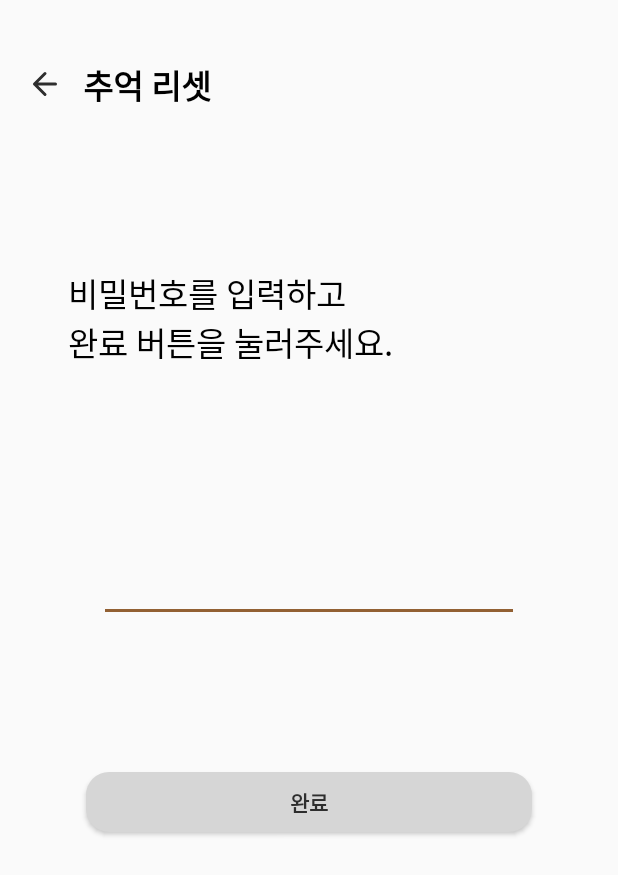
After one commit to kmujm/Capsule, an Android app: the ResetCheckPWActivity screen opened directly, with no data from a screen before it, on a phone screen of 412 x 824 dp. The commit adds this screen. Shown: the top 875 px of the screen. Run offline under Robolectric (Android 15) with nearby library versions, the phone set to English and light mode, and no system bars.

Commit message:
비밀번호 입력 화면 구현

```diff
--- a/app/src/main/AndroidManifest.xml
+++ b/app/src/main/AndroidManifest.xml
@@ -14,6 +14,9 @@
         android:roundIcon="@mipmap/ic_launcher_round"
         android:supportsRtl="true"
         android:theme="@style/Theme.Capsule">
+        <activity
+            android:name=".ResetCheckPWActivity"
+            android:exported="false" />
         <activity
             android:name=".CapsuleResetActivity"
             android:exported="false" />
--- a/app/src/main/java/com/example/capsule/CapsuleResetActivity.kt
+++ b/app/src/main/java/com/example/capsule/CapsuleResetActivity.kt
@@ -1,14 +1,14 @@
 package com.example.capsule
 
+import android.content.Intent
 import android.graphics.Color
 import android.graphics.Typeface
 import android.os.Bundle
 import android.text.Spannable
 import android.text.SpannableString
 import android.text.style.ForegroundColorSpan
-import android.text.style.RelativeSizeSpan
 import android.text.style.StyleSpan
-import android.util.Log
+import android.widget.Button
 import android.widget.TextView
 import androidx.appcompat.app.AppCompatActivity
 import com.google.firebase.auth.FirebaseAuth
@@ -34,6 +34,16 @@ class CapsuleResetActivity : AppCompatActivity() {
     private val tvMessage: TextView by lazy {
         findViewById(R.id.message)
     }
+    private val btnProgress: Button by lazy {
+        findViewById(R.id.btn_progress)
+    }
+    private val btnCancel: Button by lazy {
+        findViewById(R.id.btn_cancel)
+    }
+    private val btnBack: Button by lazy {
+        findViewById(R.id.btn_Back)
+    }
+
 
     override fun onCreate(savedInstanceState: Bundle?) {
         super.onCreate(savedInstanceState)
@@ -42,6 +52,9 @@ class CapsuleResetActivity : AppCompatActivity() {
         // uid = user!!.uid
         initUsername()
         initMessage()
+        initProgressButton()
+        initCancelButton()
+        initBackButton()
     }
 
     private fun initUsername() {
@@ -85,4 +98,23 @@ class CapsuleResetActivity : AppCompatActivity() {
             tvMessage.setText(spannableString)
         }
     }
+
+    private fun initProgressButton() {
+        btnProgress.setOnClickListener {
+            val intent = Intent(this, ResetCheckPWActivity::class.java)
+            startActivity(intent)
+        }
+    }
+
+    private fun initCancelButton() {
+        btnCancel.setOnClickListener {
+            finish()
+        }
+    }
+
+    private fun initBackButton() {
+        btnBack.setOnClickListener {
+            finish()
+        }
+    }
 }
--- /dev/null
+++ b/app/src/main/java/com/example/capsule/ResetCheckPWActivity.kt
@@ -0,0 +1,54 @@
+package com.example.capsule
+
+import androidx.appcompat.app.AppCompatActivity
+import android.os.Bundle
+import android.text.Editable
+import android.text.TextWatcher
+import android.view.View
+import android.widget.Button
+import android.widget.EditText
+import androidx.appcompat.widget.AppCompatButton
+
+class ResetCheckPWActivity : AppCompatActivity(), TextWatcher {
+    private val pw: EditText by lazy {
+        findViewById(R.id.pw)
+    }
+    private val btnComplete: AppCompatButton by lazy {
+        findViewById(R.id.btn_complete)
+    }
+    private val btnBack: Button by lazy {
+        findViewById(R.id.btn_Back)
+    }
+
+    override fun onCreate(savedInstanceState: Bundle?) {
+        super.onCreate(savedInstanceState)
+        setContentView(R.layout.activity_reset_check_pw)
+
+        pw.addTextChangedListener(this)
+
+        initBackButton()
+    }
+
+    override fun beforeTextChanged(p0: CharSequence?, p1: Int, p2: Int, p3: Int) {
+        // TODO("Not yet implemented")
+    }
+
+    override fun onTextChanged(p0: CharSequence?, p1: Int, p2: Int, p3: Int) {
+        var currentPW = pw.text.toString()
+
+        if (currentPW.length >= 8) {   // 입력한 비밀번호가 8자 이상이면 완료 버튼 활성화
+            btnComplete.background = getDrawable(R.drawable.activate_button_background)
+        } else {
+            btnComplete.background = getDrawable(R.drawable.inactivate_button_background)
+        }
+    }
+
+    override fun afterTextChanged(p0: Editable?) {
+    }
+
+    private fun initBackButton() {
+        btnBack.setOnClickListener {
+            finish()
+        }
+    }
+}
--- /dev/null
+++ b/app/src/main/res/layout/activity_reset_check_pw.xml
@@ -0,0 +1,66 @@
+<?xml version="1.0" encoding="utf-8"?>
+<androidx.constraintlayout.widget.ConstraintLayout xmlns:android="http://schemas.android.com/apk/res/android"
+    xmlns:app="http://schemas.android.com/apk/res-auto"
+    xmlns:tools="http://schemas.android.com/tools"
+    android:layout_width="match_parent"
+    android:layout_height="match_parent"
+    tools:context=".ResetCheckPWActivity">
+    <Button
+        android:id="@+id/btn_Back"
+        android:layout_width="24dp"
+        android:layout_height="24dp"
+        android:layout_marginTop="44dp"
+        android:layout_marginLeft="18dp"
+        android:background="@drawable/back_button"
+        app:backgroundTint="@null"
+        app:layout_constraintStart_toStartOf="parent"
+        app:layout_constraintTop_toTopOf="parent"/>
+    <TextView
+        android:id="@+id/title"
+        android:layout_width="wrap_content"
+        android:layout_height="wrap_content"
+        android:layout_marginTop="40dp"
+        android:layout_marginLeft="55dp"
+        android:text="추억 리셋"
+        android:textColor="@color/black"
+        android:textSize="22sp"
+        android:textStyle="bold"
+        app:layout_constraintStart_toStartOf="parent"
+        app:layout_constraintTop_toTopOf="parent" />
+    <TextView
+        android:id="@+id/message"
+        android:layout_width="wrap_content"
+        android:layout_height="wrap_content"
+        android:layout_marginTop="106dp"
+        android:layout_marginLeft="45dp"
+        android:text="비밀번호를 입력하고 \n완료 버튼을 눌러주세요."
+        android:textColor="@color/black"
+        android:textSize="22sp"
+        app:layout_constraintStart_toStartOf="parent"
+        app:layout_constraintTop_toBottomOf="@+id/title" />
+    <EditText
+        android:id="@+id/pw"
+        android:layout_width="280dp"
+        android:layout_height="wrap_content"
+        android:layout_marginTop="120dp"
+        android:textColor="@color/black"
+        android:textSize="22sp"
+        android:inputType="textPassword"
+        android:backgroundTint="@color/catagory_icon_brown"
+        app:layout_constraintLeft_toLeftOf="parent"
+        app:layout_constraintRight_toRightOf="parent"
+        app:layout_constraintTop_toBottomOf="@+id/message" />
+    <androidx.appcompat.widget.AppCompatButton
+        android:id="@+id/btn_complete"
+        android:layout_width="297dp"
+        android:layout_height="40dp"
+        android:layout_marginTop="100dp"
+        android:background="@drawable/inactivate_button_background"
+        android:text="완료"
+        android:textColor="@color/text"
+        android:textSize="14sp"
+        android:textStyle="bold"
+        app:layout_constraintLeft_toLeftOf="parent"
+        app:layout_constraintRight_toRightOf="parent"
+        app:layout_constraintTop_toBottomOf="@id/pw" />
+</androidx.constraintlayout.widget.ConstraintLayout>
```
